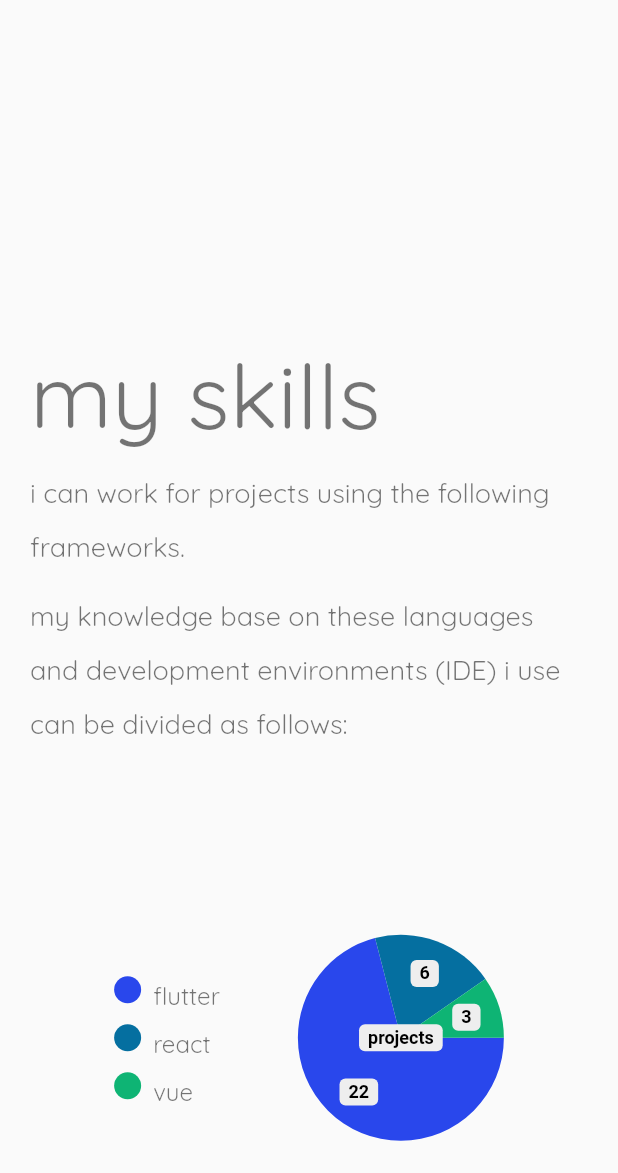
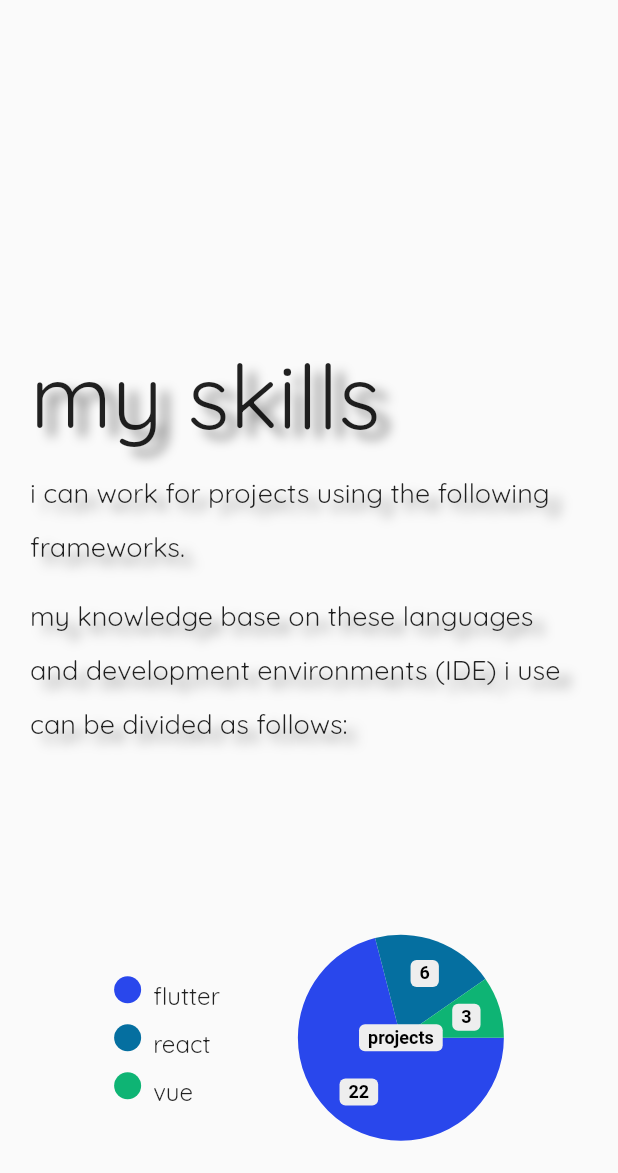
Before and after one commit to abikkk/portfolio-flutter-web, a Flutter app: the screen it shows after launch, scrolled down 576 dp, on a phone screen of 412 x 824 dp, the part 63-1236 px from its top. Run offline on Flutter 3.47's test engine with Material 2 defaults, Android fonts, the phone set to English and light mode, and no system bars; drawn by our look-alikes of pie_chart, simple_shadow; our stand-ins replace flashy_tab_bar2, flutter_animation_progress_bar, get, responsive_builder.

Commit message:
changes
- main controller clean up
- font color changes
- floating nav bar back drop filter changes
- text shadows added

```diff
--- a/lib/Controllers/MainController.dart
+++ b/lib/Controllers/MainController.dart
@@ -8,6 +8,7 @@ import '../Models/ProjectCard.dart';
 class MainController extends GetxController {
   // page controller
   final RxInt codingIndex = 0.obs, gamingIndex = 0.obs;
+
   final PageController pageController = PageController(
     initialPage: 0,
   );
@@ -26,7 +27,10 @@ class MainController extends GetxController {
   final PageController socialsController = PageController(
     initialPage: 0,
   );
-  RxDouble showScrollBtn = 0.0.obs, scrollIndex = 0.0.obs;
+  RxDouble showScrollBtn = 0.3.obs,
+      scrollIndex = 0.0.obs,
+      cursorX = 0.0.obs,
+      cursorY = 0.0.obs;
   RxBool isCodeScrollDown = true.obs, isGameScrollDown = true.obs;
 
   // navigation bar
--- a/lib/Screens/Home.dart
+++ b/lib/Screens/Home.dart
@@ -23,13 +23,23 @@ class _HomeContainerState extends State<HomeContainer> {
     Functions.precacheImages(mainController, context);
   }
 
+// fetches mouse pointer location
+  void _updateLocation(PointerEvent details) {
+    // setState(() {
+    mainController.cursorX.value = details.position.dx;
+    mainController.cursorY.value = details.position.dy;
+    // });
+  }
+
   @override
   Widget build(BuildContext context) {
     return ResponsiveBuilder(
         builder: (BuildContext context, SizingInformation sizingInformation) {
       return SafeArea(
         child: Scaffold(
-          body: NotificationListener<UserScrollNotification>(
+          body: MouseRegion(
+            onHover: _updateLocation,
+            child: NotificationListener<UserScrollNotification>(
               onNotification: (notif) {
                 if (notif.direction == ScrollDirection.forward &&
                     sizingInformation.deviceScreenType !=
@@ -51,15 +61,19 @@ class _HomeContainerState extends State<HomeContainer> {
                         if (mainController.codingIndex.value > 0 &&
                             sizingInformation.deviceScreenType ==
                                 DeviceScreenType.desktop) {
-                        Functions.navigate(mainController.codingIndex.value + 1,
-                            mainController.codingController, mainController);
+                          Functions.navigate(
+                              mainController.codingIndex.value + 1,
+                              mainController.codingController,
+                              mainController);
                         }
 
                         if (mainController.gamingIndex.value > 0 &&
                             sizingInformation.deviceScreenType ==
                                 DeviceScreenType.desktop) {
-                        Functions.navigate(mainController.gamingIndex.value + 1,
-                            mainController.streamController, mainController);
+                          Functions.navigate(
+                              mainController.gamingIndex.value + 1,
+                              mainController.streamController,
+                              mainController);
                         }
                       },
                       physics: BouncingScrollPhysics(),
@@ -117,6 +131,7 @@ class _HomeContainerState extends State<HomeContainer> {
                 ),
               ),
             ),
+          ),
           floatingActionButton:
               (sizingInformation.deviceScreenType != DeviceScreenType.desktop)
                   ? Widgets.scrollButton(mainController)
--- a/lib/Utils/AppThemeData.dart
+++ b/lib/Utils/AppThemeData.dart
@@ -2,40 +2,40 @@ import 'package:flutter/material.dart';
 
 class AppThemeData {
   static ThemeData appThemeData = ThemeData(
-    primaryColor: Colors.black54,
+    primaryColor: Colors.black87,
     fontFamily: 'Quicksand',
     textTheme: TextTheme(
       // content
       bodySmall: TextStyle(
         fontSize: 16,
-        color: Colors.black54,
+        color: Colors.black87,
         height: 2,
       ),
       bodyMedium: TextStyle(
         fontSize: 18,
         height: 2,
-        color: Colors.black54,
+        color: Colors.black87,
       ),
       bodyLarge: TextStyle(
         fontSize: 20,
         height: 2,
-        color: Colors.black54,
+        color: Colors.black87,
       ),
       labelSmall: TextStyle(
         fontSize: 20,
-        color: Colors.black54,
+        color: Colors.black87,
         height: 2,
         fontWeight: FontWeight.bold,
       ),
       labelMedium: TextStyle(
         fontSize: 18,
-        color: Colors.black54,
+        color: Colors.black87,
         height: 2,
         fontWeight: FontWeight.bold,
       ),
       labelLarge: TextStyle(
         fontSize: 20,
-        color: Colors.black54,
+        color: Colors.black87,
         height: 2,
         fontWeight: FontWeight.bold,
       ),
@@ -44,33 +44,33 @@ class AppThemeData {
       displaySmall: TextStyle(
         fontSize: 20,
         height: 1.2,
-        color: Colors.black54,
+        color: Colors.black87,
       ),
       displayMedium: TextStyle(
         fontSize: 24,
         height: 1.2,
-        color: Colors.black54,
+        color: Colors.black87,
       ),
       displayLarge: TextStyle(
         fontSize: 28,
         height: 1.2,
-        color: Colors.black54,
+        color: Colors.black87,
       ),
       titleSmall: TextStyle(
         fontSize: 20,
-        color: Colors.black54,
+        color: Colors.black87,
         height: 1.2,
         fontWeight: FontWeight.bold,
       ),
       titleMedium: TextStyle(
         fontSize: 25,
-        color: Colors.black54,
+        color: Colors.black87,
         height: 1.2,
         fontWeight: FontWeight.bold,
       ),
       titleLarge: TextStyle(
         fontSize: 230,
-        color: Colors.black54,
+        color: Colors.black87,
         height: 1.2,
         fontWeight: FontWeight.bold,
       ),
@@ -79,17 +79,17 @@ class AppThemeData {
       headlineSmall: TextStyle(
         fontSize: 40,
         height: 1.25,
-        color: Colors.black54,
+        color: Colors.black87,
       ),
       headlineMedium: TextStyle(
         fontSize: 60,
         height: 1.25,
-        color: Colors.black54,
+        color: Colors.black87,
       ),
       headlineLarge: TextStyle(
         fontSize: 80,
         height: 1.25,
-        color: Colors.black54,
+        color: Colors.black87,
       ),
     ),
   );
--- a/lib/Utils/SPUtils.dart
+++ /dev/null
@@ -1,3 +0,0 @@
-import 'package:shared_preferences/shared_preferences.dart';
-
-class SPUTILS {}
--- a/lib/Utils/Utils.dart
+++ b/lib/Utils/Utils.dart
@@ -7,6 +7,7 @@ import 'package:pie_chart/pie_chart.dart';
 import 'package:url_launcher/url_launcher.dart';
 import 'AppThemeData.dart';
 import 'Constants.dart';
+import 'package:simple_shadow/simple_shadow.dart';
 
 class Functions {
   // web page launcher
@@ -116,6 +117,7 @@ class Functions {
 
 // get images references
   getImageReferences() {}
+
   // precache images
   static precacheImages(MainController mainController, BuildContext context) {
     for (int i = 0; i < mainController.codingMorphButtons.length; i++) {
@@ -174,6 +176,7 @@ class Screens {
                   ),
                 ],
               ),
+              Widgets.customShadowBox(
                 Padding(
                   padding: const EdgeInsets.symmetric(horizontal: 44.0),
                   child: Column(
@@ -182,11 +185,13 @@ class Screens {
                     children: [
                       Text(
                         'hi there!',
-                      style: AppThemeData.appThemeData.textTheme.headlineSmall,
+                        style:
+                            AppThemeData.appThemeData.textTheme.headlineSmall,
                       ),
                       Text(
                         'abik vaidhya',
-                      style: AppThemeData.appThemeData.textTheme.headlineLarge,
+                        style:
+                            AppThemeData.appThemeData.textTheme.headlineLarge,
                       ),
                       SizedBox(
                         height: MediaQuery.of(context).size.height / 10,
@@ -226,6 +231,7 @@ class Screens {
                         ),
                       ),
                     ],
+                  ),
                 ),
               ),
             ],
@@ -463,9 +469,11 @@ class Screens {
             children: [
               Padding(
                 padding: const EdgeInsets.symmetric(horizontal: 10.0),
-                child: Text(
+                child: Widgets.customShadowBox(
+                  Text(
                     'listen to my music',
                     style: AppThemeData.appThemeData.textTheme.headlineMedium,
+                  ),
                 ),
               ),
               SizedBox(
@@ -509,9 +517,11 @@ class Screens {
             children: [
               Padding(
                 padding: const EdgeInsets.symmetric(horizontal: 10.0),
-                child: Text(
+                child: Widgets.customShadowBox(
+                  Text(
                     'connect with me',
                     style: AppThemeData.appThemeData.textTheme.headlineMedium,
+                  ),
                 ),
               ),
               SizedBox(
@@ -551,8 +561,8 @@ class Screens {
   }
 }
 
+// general UIs
 class Widgets {
-  // general UIs
   static Widget scrollButton(MainController mainController) {
     return Obx(
       () => AnimatedOpacity(
@@ -569,9 +579,11 @@ class Widgets {
     );
   }
 
-  static Widget bulletineIcon(bool hasColor, {Color iconColor = Colors.white}) {
+  static Widget bulletineIcon(bool hasColor,
+      {double? iconSize, Color iconColor = Colors.white}) {
     return Icon(
       Icons.circle,
+      size: iconSize,
       color: (hasColor) ? iconColor : AppThemeData.appThemeData.primaryColor,
     );
   }
@@ -590,7 +602,7 @@ class Widgets {
         mainController.showScrollBtn.value = 1.0;
       },
       onExit: (e) {
-        mainController.showScrollBtn.value = 0.0;
+        mainController.showScrollBtn.value = 0.3;
       },
       child: AnimatedOpacity(
         duration: Duration(milliseconds: 200),
@@ -703,6 +715,16 @@ class Widgets {
     );
   }
 
+  static SimpleShadow customShadowBox(Widget child,
+      {double opacity = 0.6, double sigma = 4}) {
+    return SimpleShadow(
+      opacity: opacity,
+      offset: Offset(8.0, 6.0),
+      sigma: sigma,
+      child: child,
+    );
+  }
+
 // coding
   static Widget CodingIntroDetails(
       {required BuildContext context,
@@ -715,10 +737,12 @@ class Widgets {
         children: [
           Row(
             children: [
+              Widgets.customShadowBox(
                 Text(
                   'my skills',
                   style: AppThemeData.appThemeData.textTheme.headlineMedium,
                 ),
+              ),
             ],
           ),
           Padding(
@@ -726,12 +750,14 @@ class Widgets {
             child: Row(
               children: [
                 Expanded(
-                  child: Text(
+                  child: Widgets.customShadowBox(
+                    Text(
                       'i can work for projects using the following frameworks.',
                       softWrap: true,
                       maxLines: 4,
                     ),
                   ),
+                ),
               ],
             ),
           ),
@@ -740,10 +766,12 @@ class Widgets {
             child: Row(
               children: [
                 Expanded(
-                  child: Text(
+                  child: Widgets.customShadowBox(
+                    Text(
                       'my knowledge base on these languages and development environments (IDE) i use can be divided as follows:',
                       softWrap: true,
                       maxLines: 4,
+                    ),
                   ),
                 ),
               ],
@@ -797,10 +825,12 @@ class Widgets {
         children: [
           Row(
             children: [
+              Widgets.customShadowBox(
                 Text(
                   'flutter',
                   style: AppThemeData.appThemeData.textTheme.headlineMedium,
                 ),
+              ),
             ],
           ),
           Padding(
@@ -808,10 +838,12 @@ class Widgets {
             child: Row(
               children: [
                 Expanded(
-                  child: Text(
+                  child: Widgets.customShadowBox(
+                    Text(
                       'i have been working as a senior flutter developer for the past 2 years in a private software solution company in Pokhara, involved in 15+ projects for our clients in Dubai and local projects as well.\n * notable example of local project would be "Pokhara Food Delivery", which is available on Google Play Store.',
                       maxLines: 8,
                       softWrap: true,
+                    ),
                   ),
                 ),
               ],
@@ -846,10 +878,12 @@ class Widgets {
         children: [
           Row(
             children: [
+              Widgets.customShadowBox(
                 Text(
                   'react.js',
                   style: AppThemeData.appThemeData.textTheme.headlineMedium,
                 ),
+              ),
             ],
           ),
           Padding(
@@ -859,21 +893,25 @@ class Widgets {
                 Row(
                   children: [
                     Expanded(
-                      child: Text(
+                      child: Widgets.customShadowBox(
+                        Text(
                           'i worked as a freelancer for 8 months. my projects ranges as follows:',
                           softWrap: true,
                           maxLines: 4,
                         ),
                       ),
+                    ),
                   ],
                 ),
                 Row(
                   children: [
                     Expanded(
-                        child: Text(
+                        child: Widgets.customShadowBox(
+                      Text(
                         ' - portfolio websites\n - cafe website\n - ecommerce\n - warehouse/inventory management',
                         softWrap: true,
                         maxLines: 8,
+                      ),
                     )),
                   ],
                 ),
@@ -899,10 +937,12 @@ class Widgets {
         children: [
           Row(
             children: [
+              Widgets.customShadowBox(
                 Text(
                   'vue.js',
                   style: AppThemeData.appThemeData.textTheme.headlineMedium,
                 ),
+              ),
             ],
           ),
           Padding(
@@ -910,10 +950,12 @@ class Widgets {
             child: Row(
               children: [
                 Expanded(
-                  child: Text(
+                  child: Widgets.customShadowBox(
+                    Text(
                       'i worked as an intern for a private company in Pokhara as their junior frontend developer for 6 months. i was involved in development of employee record management system and attendance management system. i have my own portfolio website under development as well.',
                       maxLines: 8,
                       softWrap: true,
+                    ),
                   ),
                 ),
               ],
@@ -938,9 +980,11 @@ class Widgets {
         children: [
           Row(
             children: [
+              Widgets.customShadowBox(
                 Text(
                   'projects',
                   style: AppThemeData.appThemeData.textTheme.headlineMedium,
+                ),
               ),
             ],
           ),
@@ -1004,9 +1048,11 @@ class Widgets {
               mainAxisAlignment: MainAxisAlignment.start,
               children: [
                 Expanded(
-                  child: Text(
+                  child: Widgets.customShadowBox(
+                    Text(
                       'i upload clips from my gameplays and live streams to my youtube channel. drop by and show some love if you can. thanks!',
                       softWrap: true,
+                    ),
                   ),
                 ),
               ],
@@ -1045,9 +1091,11 @@ class Widgets {
               mainAxisAlignment: MainAxisAlignment.start,
               children: [
                 Expanded(
-                  child: Text(
+                  child: Widgets.customShadowBox(
+                    Text(
                       'i try to stream regularly, as much as i can. i normally just stream for myself. my live streams include games like valorant, apex legends, gta v online, singing sessions, podcasts and coding streams.\nyou can check out my twitch.',
                       softWrap: true,
+                    ),
                   ),
                 ),
               ],
@@ -1086,9 +1134,11 @@ class Widgets {
               mainAxisAlignment: MainAxisAlignment.start,
               children: [
                 Expanded(
-                  child: Text(
+                  child: Widgets.customShadowBox(
+                    Text(
                       'you can join my discord server. we can have fun together with my friends.',
                       softWrap: true,
+                    ),
                   ),
                 ),
               ],
--- a/pubspec.yaml
+++ b/pubspec.yaml
@@ -45,7 +45,7 @@ dependencies:
   fluttertoast:
   pinch_zoom_release_unzoom:
   flutter_launcher_icons: ^0.13.1
-  shadow: ^1.5.0
+  simple_shadow: ^0.3.1
   flashy_tab_bar2: ^0.0.5
   auto_size_text: ^3.0.0
 
```
Also changed, not shown: lib/Utils/FloatingNavBar.dart (+76 -34 lines), pubspec.lock. Lines whose indentation alone changed are shown as unchanged.
